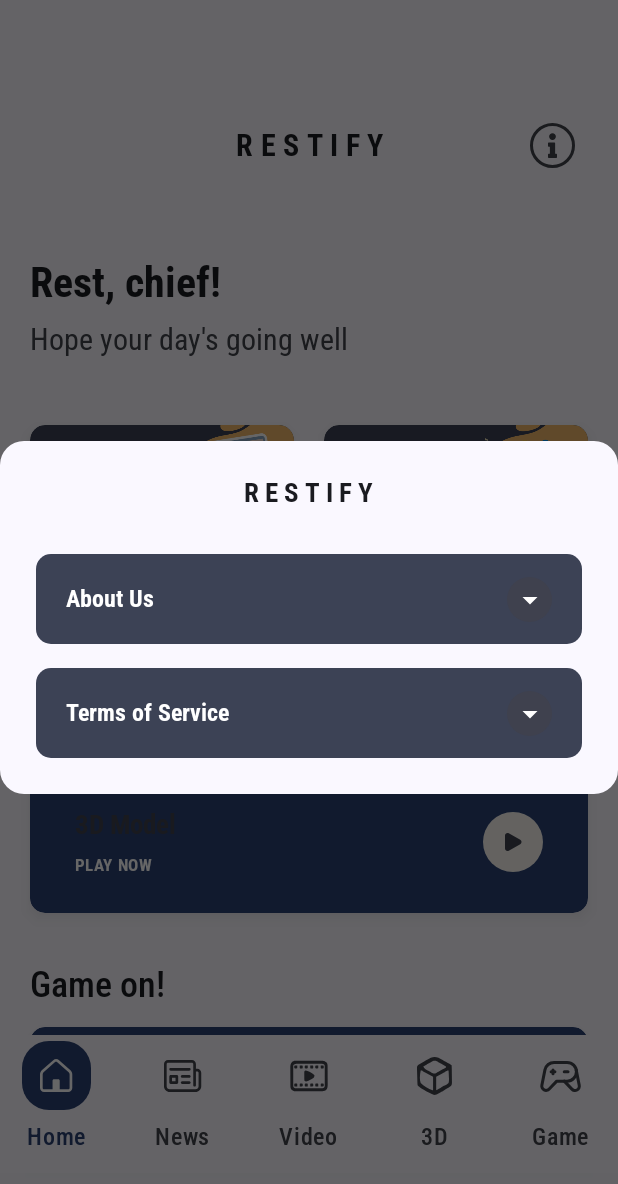
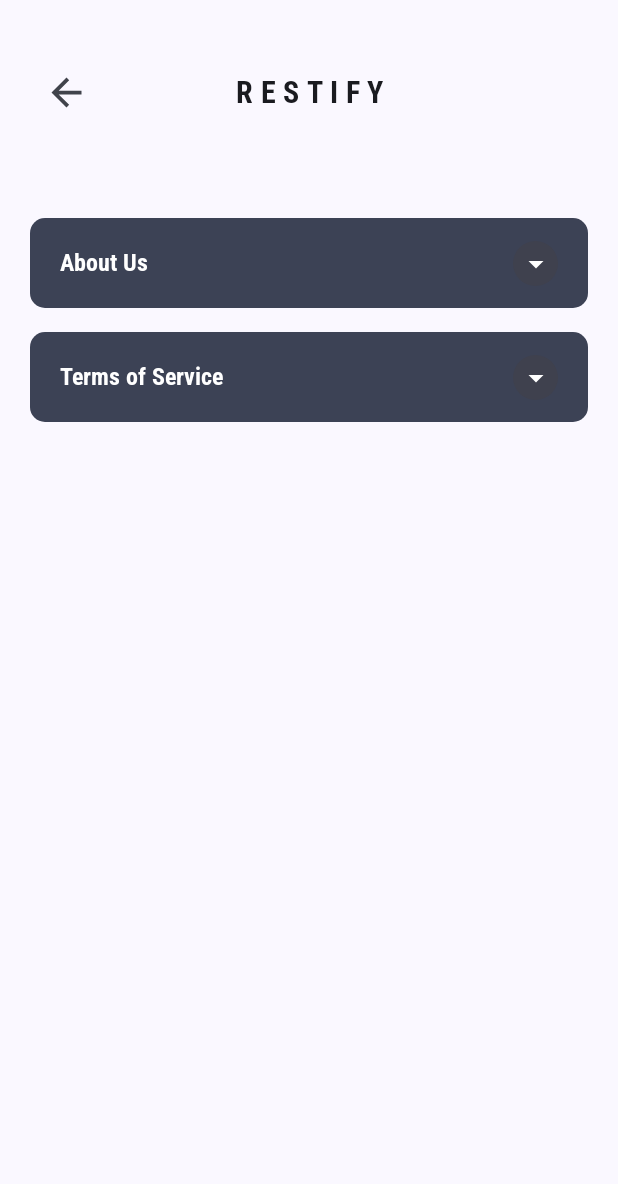
Before and after one commit to automne2021/restify-android-native, an Android app built with Jetpack Compose: the composable MainScreen shown on its own in the app's theme, after a tap on "Info", on a phone screen of 412 x 824 dp. Shown: the top 1184 px of the screen. Run offline under Robolectric (Android 15) with nearby library versions, the phone set to English and light mode, and no system bars; libraries missing offline, so code that uses them is left out: io.github.sceneview, io.github.sceneview.node; 8 statements that could not run were skipped.

Commit message:
- Modify padding to look better - Modify game board cells - Change Dialog About Us to a page

```diff
--- a/app/src/main/java/com/restify/android/ui/navigation/MainScreen.kt
+++ b/app/src/main/java/com/restify/android/ui/navigation/MainScreen.kt
@@ -15,9 +15,7 @@ import androidx.compose.foundation.background
 import androidx.compose.foundation.layout.Column
 import androidx.compose.foundation.layout.Spacer
 import androidx.compose.foundation.layout.WindowInsets
-import androidx.compose.foundation.layout.add
 import androidx.compose.foundation.layout.height
-import androidx.compose.foundation.layout.navigationBars
 import androidx.compose.foundation.layout.offset
 import androidx.compose.ui.draw.shadow
 import androidx.compose.foundation.layout.size
@@ -34,8 +32,10 @@ import androidx.compose.runtime.setValue
 import androidx.compose.ui.Alignment
 import androidx.compose.ui.graphics.Color
 import androidx.compose.ui.res.painterResource
+import androidx.compose.runtime.mutableStateOf
 import com.restify.android.ui.screens.game.GameScreen
 import com.restify.android.ui.screens.home.HomeScreen
+import com.restify.android.ui.screens.home.InfoScreen
 import com.restify.android.ui.screens.model3d.Model3DScreen
 import com.restify.android.ui.screens.news.NewsScreen
 import com.restify.android.ui.screens.video.VideoScreen
@@ -43,17 +43,24 @@ import com.restify.android.ui.screens.video.VideoScreen
 @Composable
 fun MainScreen() {
     var selectedIndex by remember { mutableIntStateOf(0) }
+    var showInfoScreen by remember { mutableStateOf(false) }
 
-    BackHandler(enabled = selectedIndex != 0) {
+    BackHandler(enabled = showInfoScreen) {
+        showInfoScreen = false
+    }
+
+    BackHandler(enabled = !showInfoScreen && selectedIndex != 0) {
         selectedIndex = 0
     }
 
     Scaffold(
         bottomBar = {
+            if (!showInfoScreen) {
                 BottomNavigationBar(
                     selectedIndex = selectedIndex,
                     onTabSelected = { selectedIndex = it }
                 )
+            }
         }
     ) { innerPadding ->
         Box(
@@ -61,13 +68,19 @@ fun MainScreen() {
                 .fillMaxSize()
                 .padding(innerPadding)
                 .statusBarsPadding()
-                .padding(top = 35.dp)
+                .padding(top = if (showInfoScreen) 0.dp else 25.dp)
         ) {
+            if (showInfoScreen) {
+                InfoScreen(onBack = { showInfoScreen = false })
+            } else {
                 // Use KeepAliveScreen for all tabs to prevent recreation
                 KeepAliveScreen(visible = selectedIndex == 0) {
-                HomeScreen(onNavigationToTab = { index ->
+                    HomeScreen(
+                        onNavigationToTab = { index ->
                             selectedIndex = index
-                })
+                        },
+                        onShowInfo = { showInfoScreen = true }
+                    )
                 }
                 KeepAliveScreen(visible = selectedIndex == 1) {
                     NewsScreen()
@@ -80,6 +93,7 @@ fun MainScreen() {
                 }
                 KeepAliveScreen(visible = selectedIndex == 4) {
                     GameScreen()
+                }
             }
         }
     }
@@ -117,7 +131,8 @@ fun BottomNavigationBar(
         modifier = Modifier
             // 1. Move the spacing logic here using padding
             .padding(
-                bottom = 42.dp,
+                bottom = 10.dp,
+                top = 0.dp
             )
             .shadow(
                 elevation = 17.dp,
--- a/app/src/main/java/com/restify/android/ui/screens/game/GameScreen.kt
+++ b/app/src/main/java/com/restify/android/ui/screens/game/GameScreen.kt
@@ -194,7 +194,7 @@ fun ActiveGameContent(state: GameState, viewModel: GameViewModel) {
 fun GridItem(symbol: String, onClick: () -> Unit) {
     Box(
         modifier = Modifier
-            .size(86.dp) // (320 - 40 padding - 40 spacing) / 3 approx
+            .size(80.dp) // (320 - 40 padding - 40 spacing) / 3 approx
             .shadow(4.dp, RoundedCornerShape(10.dp), spotColor = Orange)
             .background(Cream, RoundedCornerShape(10.dp))
             .clickable { onClick() },
--- a/app/src/main/java/com/restify/android/ui/screens/home/HomeScreen.kt
+++ b/app/src/main/java/com/restify/android/ui/screens/home/HomeScreen.kt
@@ -24,10 +24,6 @@ import androidx.compose.material3.IconButton
 import androidx.compose.material3.MaterialTheme
 import androidx.compose.material3.Text
 import androidx.compose.runtime.Composable
-import androidx.compose.runtime.getValue
-import androidx.compose.runtime.setValue
-import androidx.compose.runtime.mutableStateOf
-import androidx.compose.runtime.remember
 import androidx.compose.ui.Alignment
 import androidx.compose.ui.Modifier
 import androidx.compose.ui.draw.clip
@@ -46,14 +42,11 @@ import com.restify.android.ui.theme.Cream
 import com.restify.android.ui.theme.RobotoCondensedFamily
 
 @Composable
-fun HomeScreen(onNavigationToTab: (Int) -> Unit) {
+fun HomeScreen(
+    onNavigationToTab: (Int) -> Unit,
+    onShowInfo: () -> Unit
+) {
     val scrollState = rememberScrollState()
-
-    var showInfoDialog by remember { mutableStateOf(false) }
-
-    if (showInfoDialog) {
-        InfoDialog (onDismiss = { showInfoDialog = false })
-    }
 
     Column(
         modifier = Modifier
@@ -84,7 +77,7 @@ fun HomeScreen(onNavigationToTab: (Int) -> Unit) {
             )
             // --- Info icon ---
             IconButton(
-                onClick = { showInfoDialog = true },
+                onClick = onShowInfo,
                 modifier = Modifier.align(Alignment.CenterEnd)
             ) {
                 Icon(
--- a/app/src/main/java/com/restify/android/ui/screens/home/InfoScreen.kt
+++ b/app/src/main/java/com/restify/android/ui/screens/home/InfoScreen.kt
@@ -10,21 +10,22 @@ import androidx.compose.foundation.layout.Box
 import androidx.compose.foundation.layout.Column
 import androidx.compose.foundation.layout.Row
 import androidx.compose.foundation.layout.Spacer
+import androidx.compose.foundation.layout.fillMaxSize
 import androidx.compose.foundation.layout.fillMaxWidth
 import androidx.compose.foundation.layout.height
 import androidx.compose.foundation.layout.padding
 import androidx.compose.foundation.layout.size
 import androidx.compose.foundation.layout.width
-import androidx.compose.foundation.layout.wrapContentHeight
 import androidx.compose.foundation.rememberScrollState
 import androidx.compose.foundation.shape.CircleShape
 import androidx.compose.foundation.shape.RoundedCornerShape
 import androidx.compose.foundation.verticalScroll
 import androidx.compose.material.icons.Icons
+import androidx.compose.material.icons.automirrored.filled.ArrowBack
 import androidx.compose.material.icons.filled.ArrowDropDown
 import androidx.compose.material3.Icon
+import androidx.compose.material3.IconButton
 import androidx.compose.material3.MaterialTheme
-import androidx.compose.material3.Surface
 import androidx.compose.material3.Text
 import androidx.compose.runtime.Composable
 import androidx.compose.runtime.getValue
@@ -39,40 +40,56 @@ import androidx.compose.ui.graphics.Color
 import androidx.compose.ui.res.stringResource
 import androidx.compose.ui.text.TextStyle
 import androidx.compose.ui.text.font.FontWeight
+import androidx.compose.ui.text.style.TextAlign
 import androidx.compose.ui.unit.dp
 import androidx.compose.ui.unit.sp
-import androidx.compose.ui.window.Dialog
 import com.restify.android.ui.theme.RobotoCondensedFamily
 
 @Composable
-fun InfoDialog(onDismiss: () -> Unit) {
-    Dialog(onDismissRequest = onDismiss) {
-        Surface(
-            shape = RoundedCornerShape(16.dp),
-            color = MaterialTheme.colorScheme.background,
-            modifier = Modifier
-                .fillMaxWidth()
-                .wrapContentHeight()
-        ) {
+fun InfoScreen(onBack: () -> Unit) {
     Column(
         modifier = Modifier
-                    .padding(24.dp)
-                    // Make the dialog scrollable if content is too long
-                    .verticalScroll(rememberScrollState()),
-                horizontalAlignment = Alignment.CenterHorizontally
+            .fillMaxSize()
+            .background(MaterialTheme.colorScheme.background)
+            .padding(horizontal = 20.dp)
+            .verticalScroll(rememberScrollState())
     ) {
-                // Header
+        // --- Top Header with Back Button ---
+        Spacer(modifier = Modifier.height(37.dp))
+
+        Box(
+            modifier = Modifier.fillMaxWidth(),
+            contentAlignment = Alignment.Center
+        ) {
+            // --- Back Button ---
+            IconButton(
+                onClick = onBack,
+                modifier = Modifier.align(Alignment.CenterStart)
+            ) {
+                Icon(
+                    imageVector = Icons.AutoMirrored.Filled.ArrowBack,
+                    contentDescription = "Back",
+                    tint = MaterialTheme.colorScheme.onSurfaceVariant,
+                    modifier = Modifier.size(30.dp)
+                )
+            }
+
+            // --- Logo ---
             Text(
                 text = "RESTIFY",
                 style = TextStyle(
-                        fontSize = 18.sp,
+                    fontSize = 20.sp,
                     fontFamily = RobotoCondensedFamily,
                     fontWeight = FontWeight(700),
-                        color = MaterialTheme.colorScheme.onSurface,
-                        letterSpacing = 4.sp,
+                    color = MaterialTheme.colorScheme.onBackground,
+                    letterSpacing = 5.sp,
                 ),
-                    modifier = Modifier.padding(bottom = 30.dp)
+                textAlign = TextAlign.Center
             )
+        }
+
+        Spacer(modifier = Modifier.height(30.dp))
+        Spacer(modifier = Modifier.height(30.dp))
 
         // --- About Us ---
         InfoExpandableCard(title = "About Us") {
@@ -118,8 +135,8 @@ fun InfoDialog(onDismiss: () -> Unit) {
                 )
             )
         }
-            }
-        }
+
+        Spacer(modifier = Modifier.height(20.dp))
     }
 }
 
```
Lines whose indentation alone changed are shown as unchanged.
